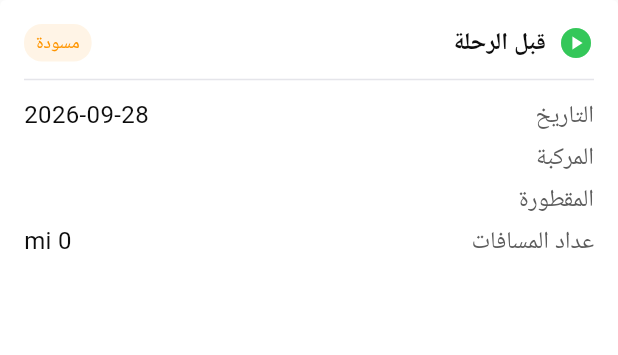
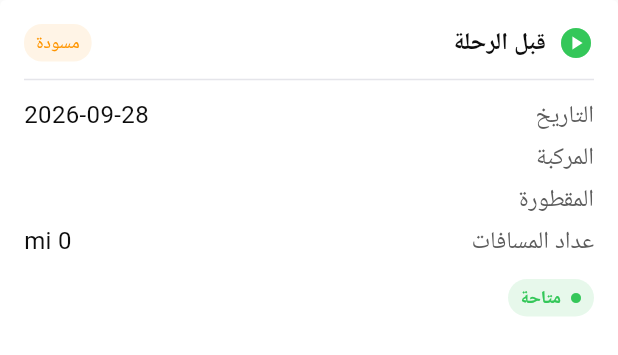
Before and after one commit to AmeenAlslahy/golden_feather_eld, a Flutter app: the _DvirCard widget shown alone on an empty page, opened directly with empty values, on a phone screen of 412 x 824 dp. Shown: the top 355 px of the screen. Run offline on Flutter 3.47's test engine with Material 3 defaults, Android fonts, the phone set to English and light mode, and no system bars; our stand-ins replace connectivity_plus, dio, equatable, firebase_core, firebase_crashlytics, firebase_messaging and 16 more; missing offline and left inert: quick_actions, shared_preferences_android; accounts and stored records are empty; network calls fail.

Commit message:
feat(dvir): computed vehicle operational status on the reports list
SRS 7.1 — each list card now shows a colored chip for the vehicle's
operational status derived from non-cleared defects only:
OUT_OF_SERVICE (server-flagged), RESTRICTED (other open defects),
AVAILABLE (none or all cleared). The status is a pure getter on
DvirReport (unit-tested, four cases) and is never merged with the
defect status field, per the SRS rule.

Also corrects the audit record: the connection failure message already
includes the targeted MAC («Unable to connect to ELD with MAC <mac>»,
arb unableToConnect) — the earlier gap report read only the empty-MAC
branch. Item withdrawn.

```diff
--- a/lib/features/dvir/domain/entities/dvir_report.dart
+++ b/lib/features/dvir/domain/entities/dvir_report.dart
@@ -71,6 +71,19 @@ class ItemInspectionResult extends Equatable {
 }
 
 /// كيان تقرير DVIR
+/// حالة تشغيل المركبة المشتقة من عيوب التقرير (SRS 7.1).
+///
+/// تُحسب من العيوب **غير المُعالجة** فقط:
+/// - `outOfService`: عيب يستوجب إيقاف الخدمة ولم يُعالج (server flag).
+/// - `restricted`: عيوب أخرى غير مُعالجة.
+/// - `available`: لا عيوب أو كلها مُعالجة.
+/// لا يُدمج هذا الحقل مع حالة العيب في حقل واحد.
+enum VehicleOperationalStatus {
+  outOfService,
+  restricted,
+  available,
+}
+
 class DvirReport extends Equatable {
   final String id;
   final InspectionType type;
@@ -104,6 +117,14 @@ class DvirReport extends Equatable {
 
   /// §396.11 catalog items marked defective on this report.
   final List<DvirDefectSelection> selectedDefects;
+
+  /// SRS 7.1: حالة تشغيل المركبة المشترقة من عيوب هذا التقرير.
+  /// الإيقاف (`outOfService` من الخادم) يرجح على التقييد، والتقييد على التوفر.
+  VehicleOperationalStatus get vehicleOperationalStatus {
+    if (outOfService) return VehicleOperationalStatus.outOfService;
+    if (hasDefects) return VehicleOperationalStatus.restricted;
+    return VehicleOperationalStatus.available;
+  }
 
   const DvirReport({
     required this.id,
--- a/lib/features/dvir/presentation/pages/dvir_list_page.dart
+++ b/lib/features/dvir/presentation/pages/dvir_list_page.dart
@@ -227,6 +227,50 @@ class _DvirCard extends StatelessWidget {
               _infoRow(context, context.loc.trailer, report.trailerId!),
             _infoRow(context, context.loc.odometerReading,
                 '${report.odometer?.toStringAsFixed(0) ?? "-"} mi'),
+            // SRS 7.1: حالة تشغيل المركبة المحسوبة من العيوب غير المُعالجة.
+            Builder(
+              builder: (context) {
+                final status = report.vehicleOperationalStatus;
+                final (label, color) = switch (status) {
+                  VehicleOperationalStatus.outOfService => (
+                      context.loc.vehicleStatusOutOfService,
+                      AppColors.dangerRed,
+                    ),
+                  VehicleOperationalStatus.restricted => (
+                      context.loc.vehicleStatusRestricted,
+                      AppColors.warningYellow,
+                    ),
+                  VehicleOperationalStatus.available => (
+                      context.loc.vehicleStatusAvailable,
+                      AppColors.successGreen,
+                    ),
+                };
+                return Container(
+                  margin: const EdgeInsets.only(top: AppSpacing.sm),
+                  padding: const EdgeInsets.symmetric(
+                      horizontal: AppSpacing.sm, vertical: 4),
+                  decoration: BoxDecoration(
+                    color: color.withValues(alpha: 0.12),
+                    borderRadius: BorderRadius.circular(999),
+                  ),
+                  child: Row(
+                    mainAxisSize: MainAxisSize.min,
+                    children: [
+                      Icon(Icons.circle, size: 8, color: color),
+                      const SizedBox(width: 6),
+                      Text(
+                        label,
+                        style: TextStyle(
+                          color: color,
+                          fontSize: 12,
+                          fontWeight: FontWeight.w600,
+                        ),
+                      ),
+                    ],
+                  ),
+                );
+              },
+            ),
             // عدد الأعطال وحالة الإصلاح
             if (report.hasDefects)
               Container(
--- a/lib/l10n/app_ar.arb
+++ b/lib/l10n/app_ar.arb
@@ -1,4 +1,7 @@
 {
+    "vehicleStatusOutOfService": "خارج الخدمة",
+    "vehicleStatusRestricted": "مقيّدة",
+    "vehicleStatusAvailable": "متاحة",
   "@@locale": "ar",
   "driverName": "اسم السائق",
   "driverId": "معرف السائق",
--- a/lib/l10n/app_en.arb
+++ b/lib/l10n/app_en.arb
@@ -1,4 +1,7 @@
 {
+    "vehicleStatusOutOfService": "OUT_OF_SERVICE",
+    "vehicleStatusRestricted": "RESTRICTED",
+    "vehicleStatusAvailable": "AVAILABLE",
   "@@locale": "en",
   "driverName": "Driver Name",
   "driverId": "Driver ID",
--- a/lib/l10n/app_localizations.dart
+++ b/lib/l10n/app_localizations.dart
@@ -98,6 +98,24 @@ abstract class AppLocalizations {
     Locale('en'),
   ];
 
+  /// No description provided for @vehicleStatusOutOfService.
+  ///
+  /// In ar, this message translates to:
+  /// **'خارج الخدمة'**
+  String get vehicleStatusOutOfService;
+
+  /// No description provided for @vehicleStatusRestricted.
+  ///
+  /// In ar, this message translates to:
+  /// **'مقيّدة'**
+  String get vehicleStatusRestricted;
+
+  /// No description provided for @vehicleStatusAvailable.
+  ///
+  /// In ar, this message translates to:
+  /// **'متاحة'**
+  String get vehicleStatusAvailable;
+
   /// No description provided for @driverName.
   ///
   /// In ar, this message translates to:
```
Also changed, not shown: lib/l10n/app_localizations_ar.dart (+9 -0 lines), lib/l10n/app_localizations_en.dart (+9 -0 lines), 1 other file.
